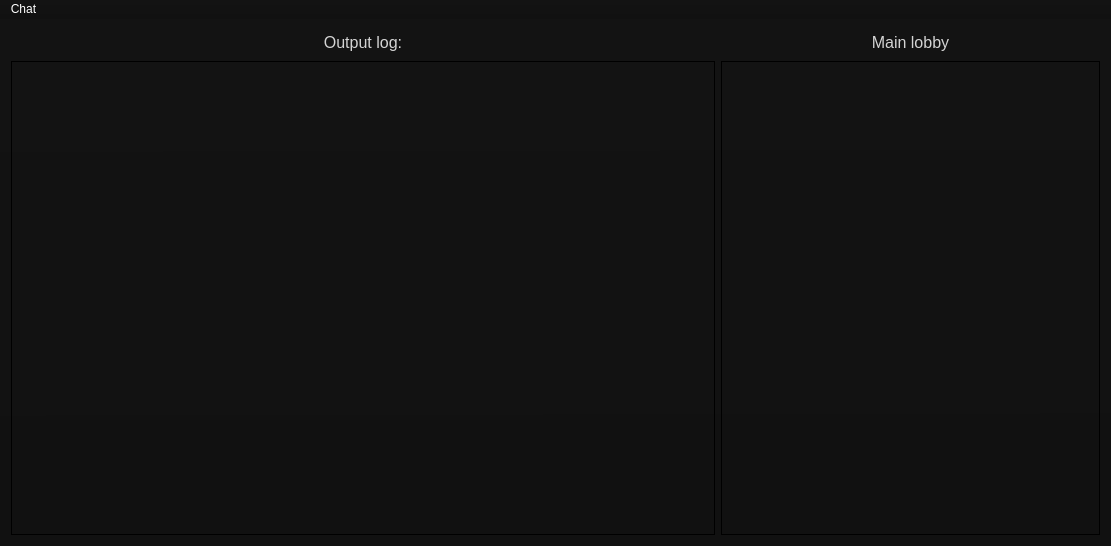
First picture: the form in View/MainWindow/mainwindow.ui, repository Flone-dnb/SilentServer, before the edit.
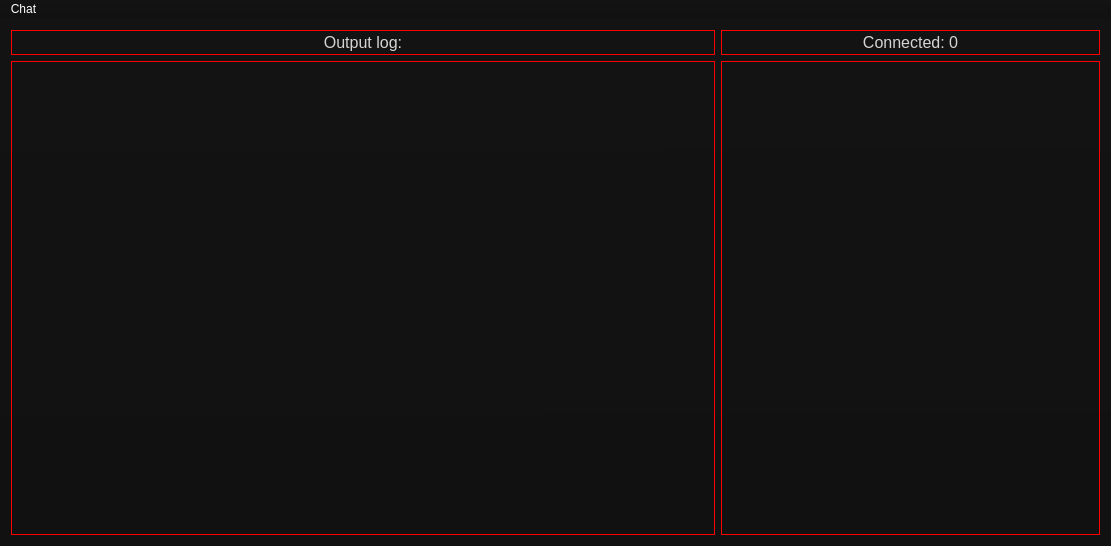
Second picture: the form after the edit.

Patch:
```diff
--- a/View/MainWindow/mainwindow.ui
+++ b/View/MainWindow/mainwindow.ui
@@ -41,7 +41,9 @@
            </font>
           </property>
           <property name="styleSheet">
-           <string notr="true">background-color: qlineargradient(spread:pad, x1:0, y1:0, x2:1, y2:0, stop:0.461538 rgba(255, 255, 255, 0));</string>
+           <string notr="true">background-color: qlineargradient(spread:pad, x1:0, y1:0, x2:1, y2:0, stop:0.461538 rgba(255, 255, 255, 0));
+
+border: 1px solid red;</string>
           </property>
           <property name="locale">
            <locale language="English" country="UnitedStates"/>
@@ -63,13 +65,15 @@
            </font>
           </property>
           <property name="styleSheet">
-           <string notr="true">background-color: qlineargradient(spread:pad, x1:0, y1:0, x2:1, y2:0, stop:0.461538 rgba(255, 255, 255, 0));</string>
+           <string notr="true">background-color: qlineargradient(spread:pad, x1:0, y1:0, x2:1, y2:0, stop:0.461538 rgba(255, 255, 255, 0));
+
+border: 1px solid red;</string>
           </property>
           <property name="locale">
            <locale language="English" country="UnitedStates"/>
           </property>
           <property name="text">
-           <string>Main lobby</string>
+           <string>Connected: 0</string>
           </property>
           <property name="alignment">
            <set>Qt::AlignCenter</set>
@@ -89,7 +93,9 @@
            </font>
           </property>
           <property name="styleSheet">
-           <string notr="true">background-color: qlineargradient(spread:pad, x1:0, y1:0, x2:1, y2:0, stop:0.461538 rgba(255, 255, 255, 0));</string>
+           <string notr="true">background-color: qlineargradient(spread:pad, x1:0, y1:0, x2:1, y2:0, stop:0.461538 rgba(255, 255, 255, 0));
+
+border: 1px solid red;</string>
           </property>
           <property name="locale">
            <locale language="English" country="UnitedStates"/>
@@ -112,7 +118,9 @@
              </font>
             </property>
             <property name="styleSheet">
-             <string notr="true">background-color: qlineargradient(spread:pad, x1:0, y1:0, x2:1, y2:0, stop:0.461538 rgba(255, 255, 255, 0));</string>
+             <string notr="true">background-color: qlineargradient(spread:pad, x1:0, y1:0, x2:1, y2:0, stop:0.461538 rgba(255, 255, 255, 0));
+
+border: 1px solid red;</string>
             </property>
             <property name="locale">
              <locale language="English" country="UnitedStates"/>
```
Left out of the diff: 2 changed lines with no effect on the pictures.
